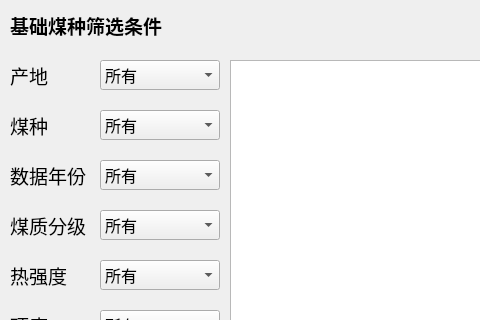
Qt form base_coal_dialog.ui (jchxu/GUI_Coal_Base) before a commit; both pictures show x 0 to 480 and y 0 to 320 of the 1200 by 600 pixel window.
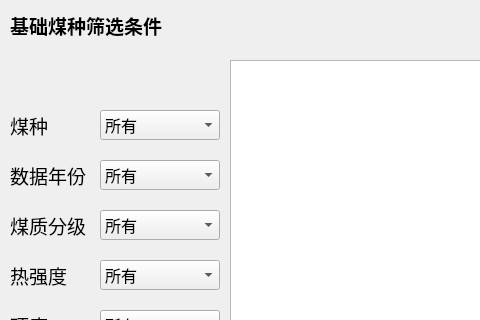
The same form after that commit.

What changed in the file:
```diff
--- a/base_coal_dialog.ui
+++ b/base_coal_dialog.ui
@@ -13,27 +13,6 @@
   <property name="windowTitle">
    <string>基础煤种指标库</string>
   </property>
-  <widget class="QLabel" name="label_2">
-   <property name="geometry">
-    <rect>
-     <x>10</x>
-     <y>60</y>
-     <width>41</width>
-     <height>31</height>
-    </rect>
-   </property>
-   <property name="font">
-    <font>
-     <family>新宋体</family>
-     <pointsize>14</pointsize>
-     <weight>50</weight>
-     <bold>false</bold>
-    </font>
-   </property>
-   <property name="text">
-    <string>产地</string>
-   </property>
-  </widget>
   <widget class="QComboBox" name="comboBox_3">
    <property name="geometry">
     <rect>
@@ -462,57 +441,6 @@
     </property>
    </item>
   </widget>
-  <widget class="QComboBox" name="comboBox_1">
-   <property name="geometry">
-    <rect>
-     <x>100</x>
-     <y>60</y>
-     <width>120</width>
-     <height>30</height>
-    </rect>
-   </property>
-   <property name="font">
-    <font>
-     <family>新宋体</family>
-     <pointsize>12</pointsize>
-    </font>
-   </property>
-   <item>
-    <property name="text">
-     <string>所有</string>
-    </property>
-   </item>
-   <item>
-    <property name="text">
-     <string>国内</string>
-    </property>
-   </item>
-   <item>
-    <property name="text">
-     <string>国外</string>
-    </property>
-   </item>
-   <item>
-    <property name="text">
-     <string>中国，山西</string>
-    </property>
-   </item>
-   <item>
-    <property name="text">
-     <string>中国，华东</string>
-    </property>
-   </item>
-   <item>
-    <property name="text">
-     <string>中国，其他</string>
-    </property>
-   </item>
-   <item>
-    <property name="text">
-     <string>巴西</string>
-    </property>
-   </item>
-  </widget>
   <widget class="QLabel" name="label_4">
    <property name="geometry">
     <rect>
```
